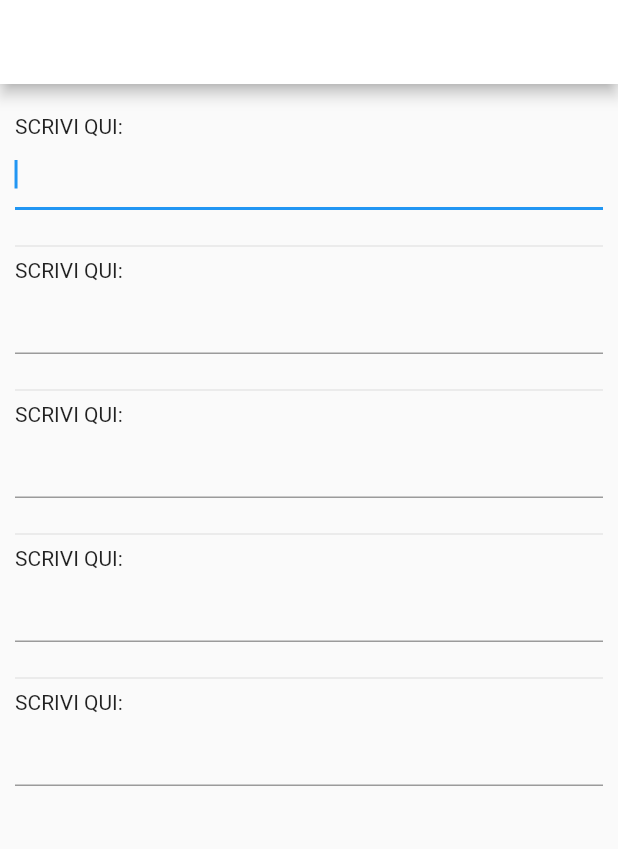
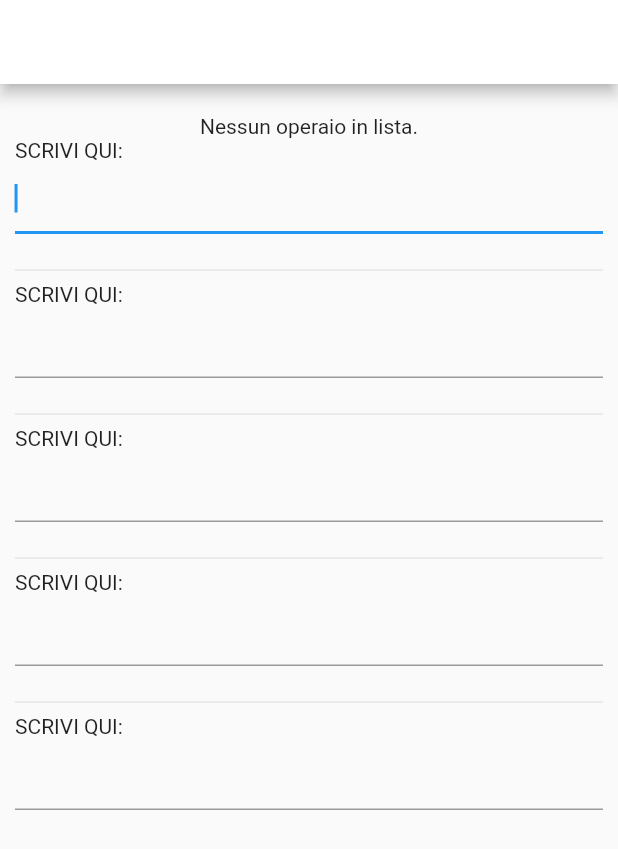
Before and after one commit to Luigita/Rilievi-Nusco, a Flutter app: the InserimentoTesto screen opened directly, on a phone screen of 412 x 824 dp. Shown: the top 849 px of the screen. Run offline on Flutter 3.47's test engine with Material 2 defaults, Android fonts, the phone set to English and light mode, and no system bars; our stand-ins replace sqflite; accounts and stored records are empty.

Commit message:
NUOVO BRANCH

```diff
--- a/lib/inserimento_testo.dart
+++ b/lib/inserimento_testo.dart
@@ -1,3 +1,4 @@
+import 'package:applicazione_prova/mio_database.dart';
 import 'package:flutter/material.dart';
 
 import 'dart:async';
@@ -6,7 +7,8 @@ import 'package:flutter/widgets.dart';
 import 'package:path/path.dart';
 import 'package:sqflite/sqflite.dart';
 
-import 'database.dart';
+import 'mio_database.dart';
+//import 'database.dart';
 //import 'article_repository.dart';
 
 Future main() async {
@@ -14,7 +16,7 @@ Future main() async {
   // Importing 'package:flutter/widgets.dart' is required.
   WidgetsFlutterBinding.ensureInitialized();
   runApp(const MyApp());
-  await DBHelper().initDatabase();
+  //await DBHelper().initDatabase();
   //Future pathDatabase = DBHelper().getDatabasePath('personale');
   //print(db);
   //InserimentoTesto.inserimenti()
@@ -166,6 +168,25 @@ class _InserimentoTestoState extends State<InserimentoTesto> {
         body: ListView(
           padding: const EdgeInsets.only(top: 20, left:10 , right: 10),
           children: <Widget>[
+            FutureBuilder<List<Operaio>>(
+              future: DBHelper.instance.getOperai(),
+                builder: (BuildContext context, AsyncSnapshot<List<Operaio>> snapshot) {
+                  if (!snapshot.hasData) {
+                    return Center(child: Text('Caricamento ...'));
+                  }
+                  return snapshot.data!.isEmpty
+                    ? Center(child: Text('Nessun operaio in lista.'),)
+                    : ListView(
+                      children: snapshot.data!.map((operaio) {
+                        return Center(
+                          child: ListTile(
+                            title: Text(operaio.nome),
+                          ),
+                        );
+                      }).toList(),
+                    );
+                }
+            ),
             Column(
               crossAxisAlignment: CrossAxisAlignment.start,
               children: <Widget>[
@@ -177,12 +198,15 @@ class _InserimentoTestoState extends State<InserimentoTesto> {
                   //scrollPadding: EdgeInsets.zero,
                   autofocus: true,
                   //decoration:,
-                  onSubmitted: (String stringa){
+                  onSubmitted: (String stringa) async {
+                    await DBHelper.instance.add(
+                      Operaio(nome: stringa, cognome: 'cognome')
+                    );
                     context: context;
                     setState(() {
                       nomeUtente = stringa;
-                      Article articolo = Article(0, nomeUtente, 'pippo');
-                      ArticleRepository.addArticle(articolo);
+                      //Article articolo = Article(0, nomeUtente, 'pippo');
+                      //ArticleRepository.addArticle(articolo);
                       //ArticleRepository.printDatabase();
                       //InserimentoTesto.inserimenti(nomeUtente);
                     });
--- a/lib/mio_database.dart
+++ b/lib/mio_database.dart
@@ -7,31 +7,37 @@ import 'package:path_provider/path_provider.dart';
 
 class Operaio {
   @required
-  final int id;
+  final int? id;
   @required
   String nome;
   @required
   String cognome;
 
   //costrutore
-  Operaio(this.id, this.nome, this.cognome);
+  Operaio({this.id, required this.nome, required this.cognome});
+
+  factory Operaio.fromMap(Map<String, dynamic> json) => Operaio(
+    id: json['id'],
+    nome: json['name'],
+    cognome: json['cognome'],
+  );
 
   Map<String, dynamic> toMap(){
     return{
       'id': id,
-      'nome': nome,
-      'cognome': cognome,
+      'name': nome,
+      //'cognome': cognome,
     };
   }
 
   Operaio.fromMapObject(Map<String, dynamic> mappaOperai)
       : id = mappaOperai['id'],
-        nome = mappaOperai['nome'],
+        nome = mappaOperai['name'],
         cognome = mappaOperai['cognome'];
 
   @override
   String toString(){
-    return 'Operaio{id: $id, nome: $nome, cognome: $cognome}';
+    return 'Operaio{id: $id, name: $nome, cognome: $cognome}';
   }
 }
 
@@ -56,15 +62,33 @@ class DBHelper{
     await db.execute('''
       CREATE TABLE operai(
         id INTEGER PRIMARY KEY,
-        name TEXT
+        name TEXT,
+        cognome TEXT
       )
     ''');
   }
 
   Future<List<Operaio>> getOperai() async {
-    Database db = instance.database;
-    var operai = db.query('operai', orderBy: 'name');
-    List<Operaio> listaOperai = operai.isNotEmpty;
+    Database db = await instance.database;
+    var operai = await db.query('operai', orderBy: 'name');
+    List<Operaio> listaOperai = operai.isNotEmpty
+      ? operai.map((c) => Operaio.fromMap(c)).toList()
+        : [];
+    return listaOperai;
+  }
 
+  Future<int> add(Operaio operaio) async {
+    Database db = await instance.database;
+    return await db.insert('operai', operaio.toMap());
+  }
+
+  Future<int> remove(int id) async {
+    Database db = await instance.database;
+    return await db.delete('operai', where: 'id = ?', whereArgs: [id]);
+  }
+
+  Future<int> update(Operaio operaio) async {
+    Database db = await instance.database;
+    return await db.update('operai', operaio.toMap(), where: 'id = ?', whereArgs: [operaio.id]);
   }
 }
```
Also changed, not shown: 1 other file.
